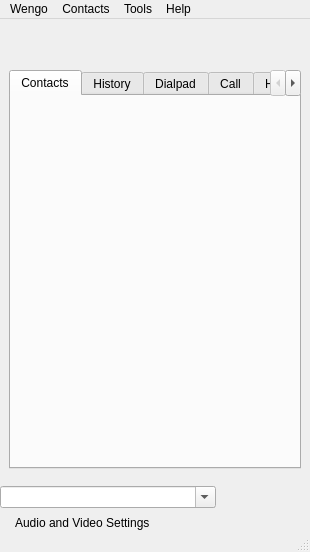
Above: wengophone/src/presentation/qt/WengoPhoneWindow.ui from tkrotoff/WengoPhone before the change. Below: the same form after it.
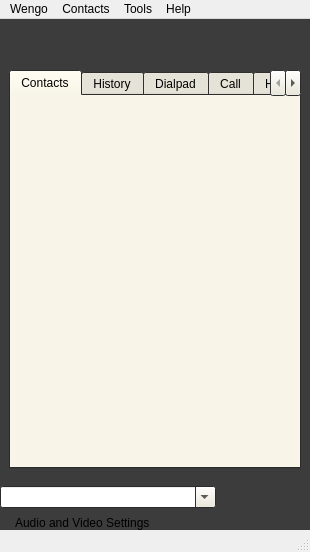
That is the form after the change. Icons and pictures are not drawn.

```diff
--- a/wengophone/src/presentation/qt/WengoPhoneWindow.ui
+++ b/wengophone/src/presentation/qt/WengoPhoneWindow.ui
@@ -16,6 +16,274 @@
    <string>WengoPhone</string>
   </property>
   <widget class="QWidget" name="centralWidget" >
+   <property name="palette" >
+    <palette>
+     <active>
+      <color>
+       <red>0</red>
+       <green>0</green>
+       <blue>0</blue>
+      </color>
+      <color>
+       <red>236</red>
+       <green>233</green>
+       <blue>216</blue>
+      </color>
+      <color>
+       <red>255</red>
+       <green>255</green>
+       <blue>255</blue>
+      </color>
+      <color>
+       <red>241</red>
+       <green>239</green>
+       <blue>226</blue>
+      </color>
+      <color>
+       <red>172</red>
+       <green>168</green>
+       <blue>153</blue>
+      </color>
+      <color>
+       <red>157</red>
+       <green>155</green>
+       <blue>144</blue>
+      </color>
+      <color>
+       <red>0</red>
+       <green>0</green>
+       <blue>0</blue>
+      </color>
+      <color>
+       <red>255</red>
+       <green>255</green>
+       <blue>255</blue>
+      </color>
+      <color>
+       <red>0</red>
+       <green>0</green>
+       <blue>0</blue>
+      </color>
+      <color>
+       <red>255</red>
+       <green>255</green>
+       <blue>255</blue>
+      </color>
+      <color>
+       <red>60</red>
+       <green>60</green>
+       <blue>60</blue>
+      </color>
+      <color>
+       <red>113</red>
+       <green>111</green>
+       <blue>100</blue>
+      </color>
+      <color>
+       <red>49</red>
+       <green>106</green>
+       <blue>197</blue>
+      </color>
+      <color>
+       <red>255</red>
+       <green>255</green>
+       <blue>255</blue>
+      </color>
+      <color>
+       <red>0</red>
+       <green>0</green>
+       <blue>255</blue>
+      </color>
+      <color>
+       <red>255</red>
+       <green>0</green>
+       <blue>255</blue>
+      </color>
+      <color>
+       <red>232</red>
+       <green>232</green>
+       <blue>232</blue>
+      </color>
+     </active>
+     <inactive>
+      <color>
+       <red>0</red>
+       <green>0</green>
+       <blue>0</blue>
+      </color>
+      <color>
+       <red>236</red>
+       <green>233</green>
+       <blue>216</blue>
+      </color>
+      <color>
+       <red>255</red>
+       <green>255</green>
+       <blue>255</blue>
+      </color>
+      <color>
+       <red>241</red>
+       <green>239</green>
+       <blue>226</blue>
+      </color>
+      <color>
+       <red>172</red>
+       <green>168</green>
+       <blue>153</blue>
+      </color>
+      <color>
+       <red>157</red>
+       <green>155</green>
+       <blue>144</blue>
+      </color>
+      <color>
+       <red>0</red>
+       <green>0</green>
+       <blue>0</blue>
+      </color>
+      <color>
+       <red>255</red>
+       <green>255</green>
+       <blue>255</blue>
+      </color>
+      <color>
+       <red>0</red>
+       <green>0</green>
+       <blue>0</blue>
+      </color>
+      <color>
+       <red>255</red>
+       <green>255</green>
+       <blue>255</blue>
+      </color>
+      <color>
+       <red>60</red>
+       <green>60</green>
+       <blue>60</blue>
+      </color>
+      <color>
+       <red>113</red>
+       <green>111</green>
+       <blue>100</blue>
+      </color>
+      <color>
+       <red>236</red>
+       <green>233</green>
+       <blue>216</blue>
+      </color>
+      <color>
+       <red>0</red>
+       <green>0</green>
+       <blue>0</blue>
+      </color>
+      <color>
+       <red>0</red>
+       <green>0</green>
+       <blue>255</blue>
+      </color>
+      <color>
+       <red>255</red>
+       <green>0</green>
+       <blue>255</blue>
+      </color>
+      <color>
+       <red>232</red>
+       <green>232</green>
+       <blue>232</blue>
+      </color>
+     </inactive>
+     <disabled>
+      <color>
+       <red>118</red>
+       <green>116</green>
+       <blue>108</blue>
+      </color>
+      <color>
+       <red>236</red>
+       <green>233</green>
+       <blue>216</blue>
+      </color>
+      <color>
+       <red>255</red>
+       <green>255</green>
+       <blue>255</blue>
+      </color>
+      <color>
+       <red>245</red>
+       <green>244</green>
+       <blue>235</blue>
+      </color>
+      <color>
+       <red>172</red>
+       <green>168</green>
+       <blue>153</blue>
+      </color>
+      <color>
+       <red>157</red>
+       <green>155</green>
+       <blue>144</blue>
+      </color>
+      <color>
+       <red>118</red>
+       <green>116</green>
+       <blue>108</blue>
+      </color>
+      <color>
+       <red>255</red>
+       <green>255</green>
+       <blue>255</blue>
+      </color>
+      <color>
+       <red>118</red>
+       <green>116</green>
+       <blue>108</blue>
+      </color>
+      <color>
+       <red>60</red>
+       <green>60</green>
+       <blue>60</blue>
+      </color>
+      <color>
+       <red>60</red>
+       <green>60</green>
+       <blue>60</blue>
+      </color>
+      <color>
+       <red>0</red>
+       <green>0</green>
+       <blue>0</blue>
+      </color>
+      <color>
+       <red>49</red>
+       <green>106</green>
+       <blue>197</blue>
+      </color>
+      <color>
+       <red>255</red>
+       <green>255</green>
+       <blue>255</blue>
+      </color>
+      <color>
+       <red>0</red>
+       <green>0</green>
+       <blue>255</blue>
+      </color>
+      <color>
+       <red>255</red>
+       <green>0</green>
+       <blue>255</blue>
+      </color>
+      <color>
+       <red>232</red>
+       <green>232</green>
+       <blue>232</blue>
+      </color>
+     </disabled>
+    </palette>
+   </property>
+   <property name="autoFillBackground" >
+    <bool>true</bool>
+   </property>
    <layout class="QGridLayout" >
     <property name="margin" >
      <number>0</number>
```
